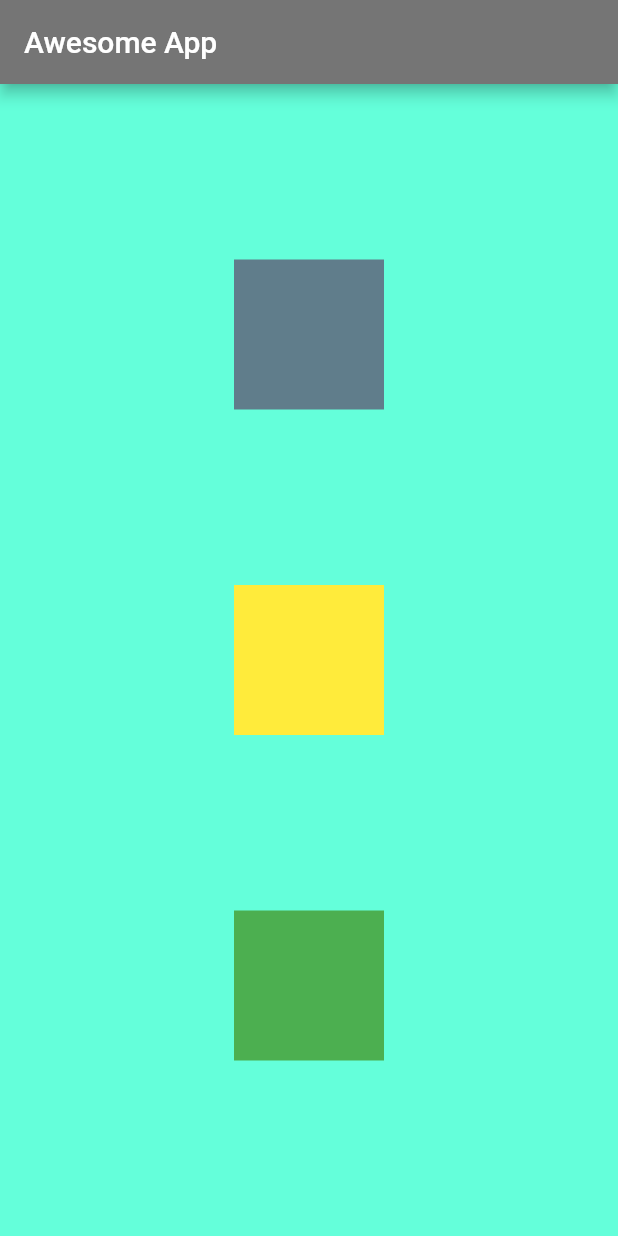
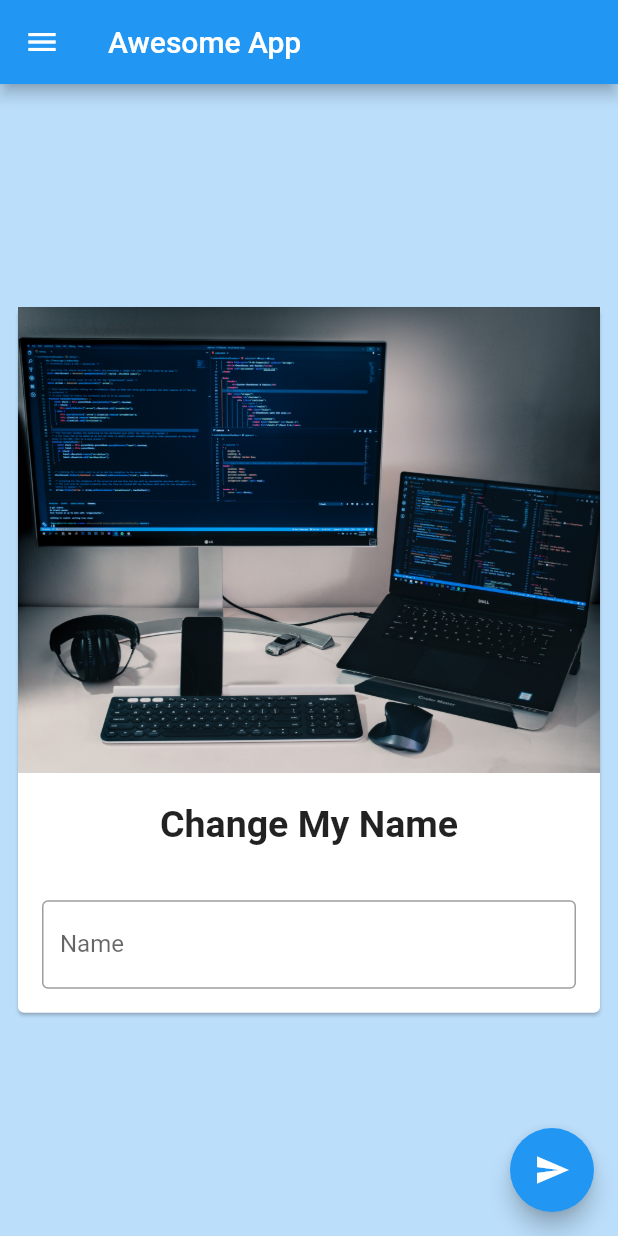
Before and after one commit to AdityaPedagada/flutter_app, a Flutter app: the screen it shows after launch, on a phone screen of 412 x 824 dp. Run offline on Flutter 3.47's test engine with Material 2 defaults, Android fonts, the phone set to English and light mode, and no system bars.

Commit message:
Chapter 3  Conpleted

```diff
--- a/lib/main.dart
+++ b/lib/main.dart
@@ -3,49 +3,109 @@ import 'package:flutter/material.dart';
 void main() {
   runApp(MaterialApp(
     home: HomePage(),
-    theme: ThemeData(primaryColor: Colors.grey.shade600),
+    theme: ThemeData(primaryColor: Colors.blue),
   ));
 }
 
-class HomePage extends StatelessWidget {
+class HomePage extends StatefulWidget {
   const HomePage({Key? key}) : super(key: key);
+
+  @override
+  _HomePageState createState() => _HomePageState();
+}
+
+class _HomePageState extends State<HomePage> {
+  var myText = "Change My Name";
+  TextEditingController _nameController = TextEditingController();
+
+  @override
+  void initState() {
+    // TODO: implement initState
+    super.initState();
+  }
+
+  @override
+  void dispose() {
+    // TODO: implement dispose
+    super.dispose();
+  }
 
   @override
   Widget build(BuildContext context) {
     return Scaffold(
+      backgroundColor: Colors.blue[100],
       appBar: AppBar(
         title: Text("Awesome App"),
       ),
-      body: Container(
-        color: Colors.tealAccent,
-        width: 500,
-        child: Column(
-          mainAxisAlignment: MainAxisAlignment.spaceEvenly,
-          crossAxisAlignment: CrossAxisAlignment.center,
+      body: Center(
+          child: Padding(
+        padding: const EdgeInsets.all(8.0),
+        child: SingleChildScrollView(
+          child: Card(
+            child: Column(
+              children: [
+                Image.asset("assets/1.jpg"),
+                SizedBox(
+                  height: 20,
+                ),
+                Text(
+                  myText,
+                  style: TextStyle(fontSize: 25, fontWeight: FontWeight.bold),
+                ),
+                SizedBox(
+                  height: 20,
+                ),
+                Padding(
+                  padding: const EdgeInsets.all(16.0),
+                  child: TextField(
+                    controller: _nameController,
+                    decoration: InputDecoration(
+                        hintText: "Enter Some text",
+                        labelText: "Name",
+                        border: OutlineInputBorder()),
+                  ),
+                )
+              ],
+            ),
+          ),
+        ),
+      )),
+      drawer: Drawer(
+        child: ListView(
+          padding: const EdgeInsets.all(0),
           children: [
-            Container(
-              padding: const EdgeInsets.all(8),
-              width: 100,
-              height: 100,
-              alignment: Alignment.center,
-              color: Colors.blueGrey,
+            UserAccountsDrawerHeader(
+              accountName: Text("Raja Ram"),
+              accountEmail: Text("rajaram@gmail.com"),
+              currentAccountPicture: CircleAvatar(
+                backgroundImage: NetworkImage(
+                    "https://images.unsplash.com/photo-1507003211169-0a1dd7228f2d?ixid=MnwxMjA3fDB8MHxwaG90by1wYWdlfHx8fGVufDB8fHx8&ixlib=rb-1.2.1&auto=format&fit=crop&w=634&q=80"),
+              ),
+              // currentAccountPicture: Image.network(
+              //     "https://images.unsplash.com/photo-1507003211169-0a1dd7228f2d?ixid=MnwxMjA3fDB8MHxwaG90by1wYWdlfHx8fGVufDB8fHx8&ixlib=rb-1.2.1&auto=format&fit=crop&w=634&q=80"),
             ),
-            Container(
-              padding: const EdgeInsets.all(8),
-              width: 100,
-              height: 100,
-              alignment: Alignment.center,
-              color: Colors.yellow,
+            ListTile(
+              leading: Icon(Icons.person),
+              title: Text("Raja Ram"),
+              subtitle: Text("Front End Developer"),
+              trailing: Icon(Icons.edit),
+              onTap: () {},
             ),
-            Container(
-              padding: const EdgeInsets.all(8),
-              width: 100,
-              height: 100,
-              alignment: Alignment.center,
-              color: Colors.green,
-            ),
+            ListTile(
+              leading: Icon(Icons.email_outlined),
+              title: Text("Email"),
+              subtitle: Text("rajaram@gmail.com"),
+              trailing: Icon(Icons.edit),
+            )
           ],
         ),
+      ),
+      floatingActionButton: FloatingActionButton(
+        onPressed: () {
+          myText = _nameController.text;
+          setState(() {});
+        },
+        child: Icon(Icons.send),
       ),
     );
   }
--- a/pubspec.yaml
+++ b/pubspec.yaml
@@ -45,9 +45,9 @@ flutter:
   uses-material-design: true
 
   # To add assets to your application, add an assets section, like this:
-  # assets:
-  #   - images/a_dot_burr.jpeg
-  #   - images/a_dot_ham.jpeg
+  assets:
+    - assets/
+    # - images/a_dot_ham.jpeg
 
   # An image asset can refer to one or more resolution-specific "variants", see
   # https://flutter.dev/assets-and-images/#resolution-aware.
```
Also changed, not shown: assets/1.jpg (added), 1 other file.
